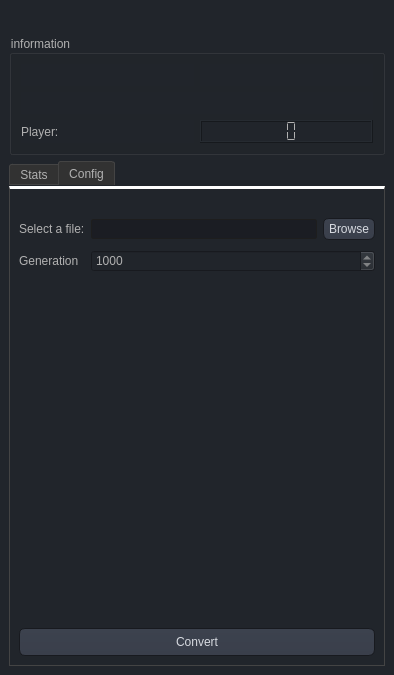
First picture: the form in resources/gui_qt-designer-beta.ui, repository aneopsy/PokerStats, before the edit.
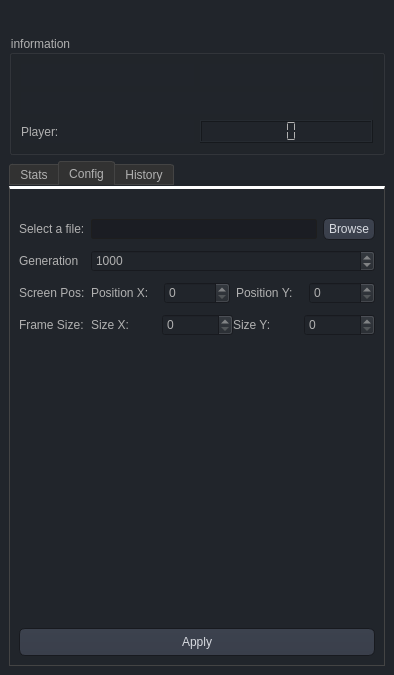
Second picture: the form after the edit. The open tabs and pages were chosen to show the change. Icons and pictures are not drawn.

```diff
--- a/resources/gui_qt-designer-beta.ui
+++ b/resources/gui_qt-designer-beta.ui
@@ -928,6 +928,38 @@
               <property name="spacing">
                <number>6</number>
               </property>
+              <item>
+               <layout class="QHBoxLayout" name="horizontalLayout_2">
+                <item>
+                 <widget class="QLabel" name="labelPosX">
+                  <property name="text">
+                   <string>Position X:</string>
+                  </property>
+                 </widget>
+                </item>
+                <item>
+                 <widget class="QSpinBox" name="spinBoxPosX">
+                  <property name="maximum">
+                   <number>1000</number>
+                  </property>
+                 </widget>
+                </item>
+                <item>
+                 <widget class="QLabel" name="labelPosY">
+                  <property name="text">
+                   <string>Position Y:</string>
+                  </property>
+                 </widget>
+                </item>
+                <item>
+                 <widget class="QSpinBox" name="spinBoxPosY">
+                  <property name="maximum">
+                   <number>1000</number>
+                  </property>
+                 </widget>
+                </item>
+               </layout>
+              </item>
              </layout>
             </item>
             <item row="1" column="1">
@@ -950,6 +982,52 @@
               </property>
              </widget>
             </item>
+            <item row="2" column="0">
+             <widget class="QLabel" name="labelScreenPos">
+              <property name="text">
+               <string>Screen Pos:</string>
+              </property>
+             </widget>
+            </item>
+            <item row="3" column="0">
+             <widget class="QLabel" name="labelFrameSize">
+              <property name="text">
+               <string>Frame Size:</string>
+              </property>
+             </widget>
+            </item>
+            <item row="3" column="1">
+             <layout class="QHBoxLayout" name="horizontalLayout_3">
+              <item>
+               <widget class="QLabel" name="labelSizeX">
+                <property name="text">
+                 <string>Size X:</string>
+                </property>
+               </widget>
+              </item>
+              <item>
+               <widget class="QSpinBox" name="spinBoxSizeX">
+                <property name="maximum">
+                 <number>500</number>
+                </property>
+               </widget>
+              </item>
+              <item>
+               <widget class="QLabel" name="labelSizeY">
+                <property name="text">
+                 <string>Size Y:</string>
+                </property>
+               </widget>
+              </item>
+              <item>
+               <widget class="QSpinBox" name="spinBoxSizeY">
+                <property name="maximum">
+                 <number>1000</number>
+                </property>
+               </widget>
+              </item>
+             </layout>
+            </item>
            </layout>
           </item>
           <item>
@@ -974,7 +1052,7 @@
              </size>
             </property>
             <property name="text">
-             <string>Convert</string>
+             <string>Apply</string>
             </property>
             <property name="autoDefault">
              <bool>false</bool>
@@ -983,6 +1061,20 @@
           </item>
          </layout>
         </widget>
+        <widget class="QWidget" name="tab">
+         <attribute name="title">
+          <string>History</string>
+         </attribute>
+         <layout class="QVBoxLayout" name="verticalLayout_5">
+          <item>
+           <layout class="QGridLayout" name="gridLayout_5">
+            <item row="0" column="0">
+             <widget class="QListWidget" name="listWidgetHistory"/>
+            </item>
+           </layout>
+          </item>
+         </layout>
+        </widget>
        </widget>
       </item>
      </layout>
```
Left out of the diff: 42 changed lines with no effect on the pictures.
